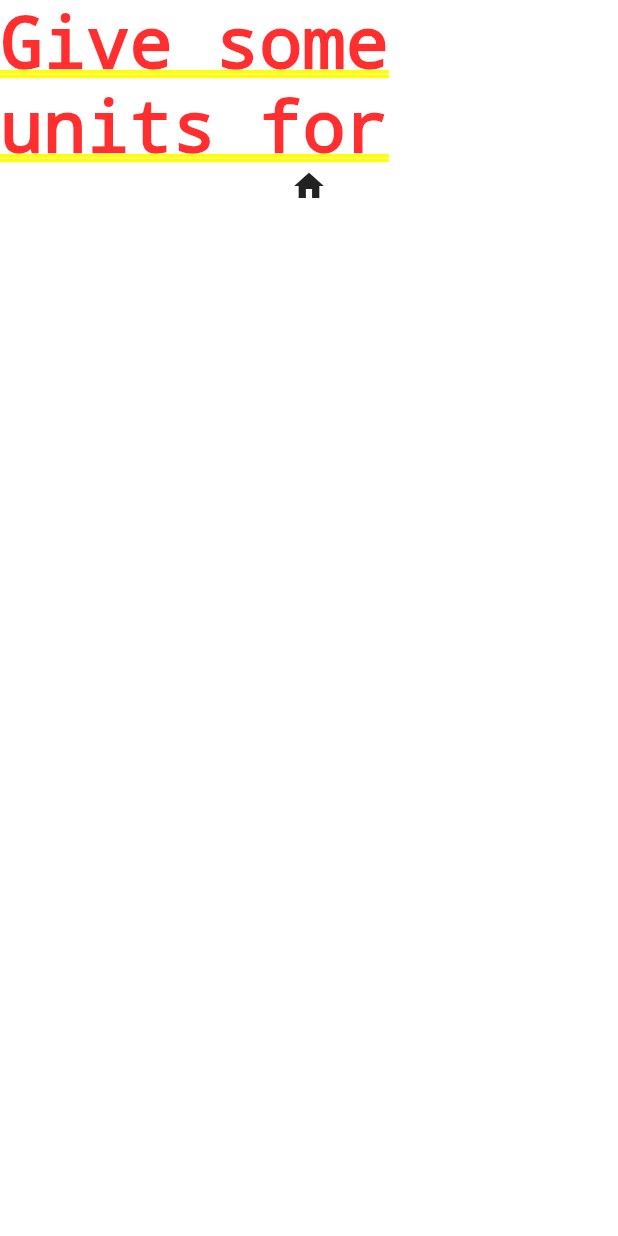
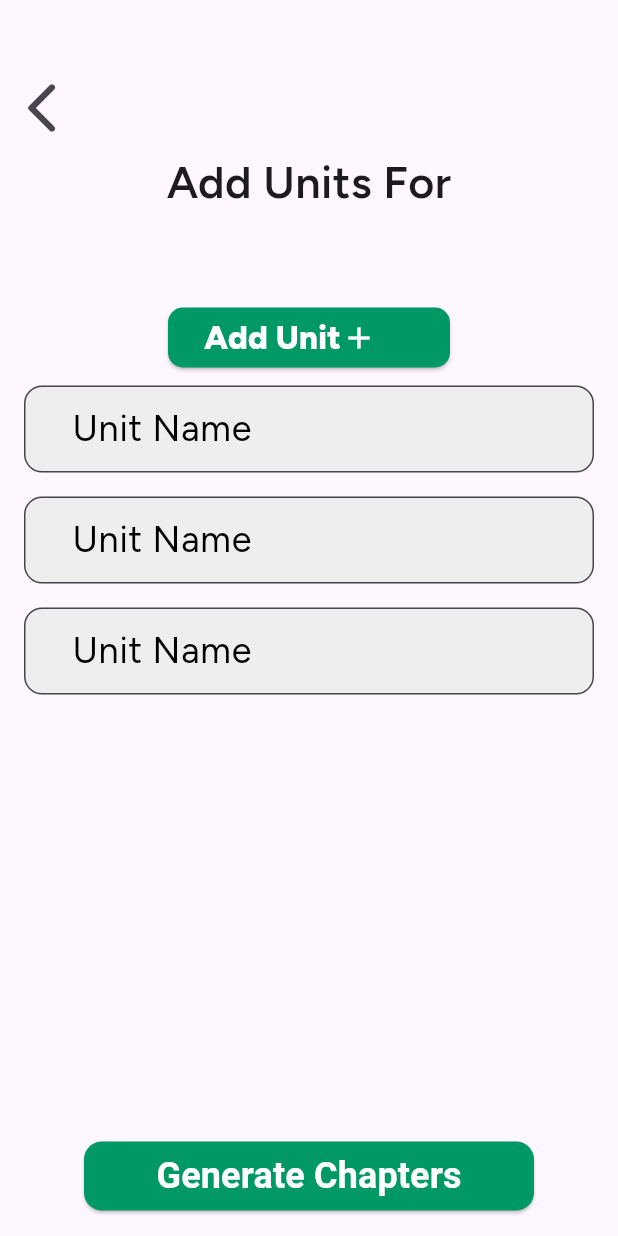
Before and after one commit to mithilp/learndeck, a Flutter app: the TitleScreen screen opened directly with empty values, after a tap on "Let's Go!", on a phone screen of 412 x 824 dp. Run offline on Flutter 3.47's test engine with Material 3 defaults, Android fonts, the phone set to English and light mode, and no system bars; our stand-ins replace flutter_dotenv, google_fonts; missing offline and left inert: auth0_flutter, auth0_flutter_platform_interface, mongo_dart; network calls fail.

Commit message:
add units UI

```diff
--- /dev/null
+++ b/lib/components/unit_field.dart
@@ -0,0 +1,38 @@
+import 'package:flutter/material.dart';
+import 'package:google_fonts/google_fonts.dart';
+
+class UnitField extends StatelessWidget {
+  final int i;
+  UnitField({super.key, required this.i});
+
+  TextEditingController _textController = TextEditingController();
+  List<String> example_units = ['Skin Cancer', 'Breast Cancer', 'Pancreatic Cancer'];
+
+  @override
+  Widget build(BuildContext context) {
+    return Padding(
+      padding: const EdgeInsets.symmetric(horizontal: 16.0, vertical: 8),
+      child: Container(
+        child: TextField(
+          controller: _textController,
+          decoration: InputDecoration(
+            labelText: 'Unit Name',
+            hintText: example_units[i%3],
+            labelStyle: GoogleFonts.figtree(
+              fontSize: 24.0,
+              color: Colors.black,
+            ),
+            filled: true,
+            fillColor: Colors.grey[200],
+            border: OutlineInputBorder(
+              borderRadius: BorderRadius.circular(
+                  12.0), // Adjust the radius as needed
+            ),
+            contentPadding: EdgeInsets.symmetric(horizontal: 28.0, vertical: 14.0),
+          ),
+          style: GoogleFonts.figtree(fontSize: 20.0),
+        )
+      ),
+    );
+  }
+}
--- a/lib/screens/course_gen/title.dart
+++ b/lib/screens/course_gen/title.dart
@@ -29,7 +29,7 @@ class TitleScreen extends StatelessWidget {
                   Navigator.push(
                     context,
                     MaterialPageRoute(
-                        builder: (context) => Home(user: this.user)),
+                      builder: (context) => NavBar(user: user, index: 0)),
                   );
                 },
                 elevation: 0.0,
--- a/lib/screens/course_gen/units.dart
+++ b/lib/screens/course_gen/units.dart
@@ -1,5 +1,9 @@
 import 'package:flutter/material.dart';
+import 'package:google_fonts/google_fonts.dart';
+import 'package:sample/components/unit_field.dart';
 import 'package:sample/utils/models/course.dart';
+import 'package:collection/collection.dart';
+import 'package:sample/utils/models/unit.dart';
 
 class UnitsPage extends StatefulWidget {
   final Course course;
@@ -11,18 +15,119 @@ class UnitsPage extends StatefulWidget {
 
 class _UnitsPageState extends State<UnitsPage> {
 
+  addUnit() {
+    setState(() {
+      widget.course.units.add(Unit(id:widget.course.title, title: ""));
+    });
+    print(widget.course.units);
+  }
   @override
   Widget build(BuildContext context) {
     print(widget.course);
-    return SingleChildScrollView(
-      child: Column(
-        children: [
-          Text('Give some units for'),
-          Icon(
-            Icons.home
-          )
-        ]
+    return Scaffold(
+      body: SingleChildScrollView(
+
+        child: Column(
+          crossAxisAlignment: CrossAxisAlignment.stretch,
+          children: [
+            SizedBox(height: 44),
+            Align(
+              alignment: Alignment.centerLeft,
+              child: IconButton(
+                  onPressed: () {
+                    Navigator.pop(context);
+                  },
+                  icon: Icon(
+                    Icons.arrow_back_ios_new_rounded,
+                    size: 40,
+                  )
+              ),
+            ),
+            Text(
+                'Add Units For',
+                textAlign: TextAlign.center,
+                style: GoogleFonts.figtree(
+                  fontSize: 30,
+                  fontWeight: FontWeight.w600,
+                )
+            ),
+            Text(
+                widget.course.title,
+                textAlign: TextAlign.center,
+                style: GoogleFonts.figtree(
+                  fontSize: 32,
+                  fontWeight: FontWeight.w800,
+                  color: Color(0xff009966)
+                )
+            ),
+            Padding(
+              padding: const EdgeInsets.fromLTRB(112.0, 12, 112, 0),
+              child: ElevatedButton(
+                  style: ElevatedButton.styleFrom(
+                    backgroundColor: Color(0xff009966),
+                    shape: RoundedRectangleBorder(
+                      borderRadius: BorderRadius.circular(10.0),
+                    ),
+                  ),
+                  onPressed: () {
+                    addUnit();
+                  },
+                  child: Row(
+                      children: [
+                          Text(
+                              'Add Unit',
+                              style: GoogleFonts.figtree(
+                                  fontSize: 22,
+                                  fontWeight: FontWeight.w800,
+                                color: Colors.white
+                              )
+                          ),
+                        Icon(
+                          Icons.add,
+                          color: Colors.white,
+                          weight: 3,
+                          size: 24,
+                        )
+                      ],
+                    ),
+                  ),
+            ),
+            Container(
+              height: 600,
+              alignment: Alignment.topCenter,
+              child: ListView(
+                  physics: const AlwaysScrollableScrollPhysics(),
+                scrollDirection: Axis.vertical,
+                children: widget.course.units.mapIndexed((i, unit) => UnitField(i: i)).toList()
+              ),
+            ),
+          ]
+        ),
       ),
+      floatingActionButton: Container(
+        width:300,
+        child: ElevatedButton(
+          style: ElevatedButton.styleFrom(
+            backgroundColor: Color(0xff009966),
+            shape: RoundedRectangleBorder(
+              borderRadius: BorderRadius.circular(12.0),
+            ),
+          ),
+          onPressed: () {},
+          child:Padding(
+            padding: const EdgeInsets.all(6.0),
+            child: Text(
+                'Generate Chapters',
+                style: TextStyle(
+                    color: Colors.white,
+                    fontSize: 24,
+                    fontWeight: FontWeight.w700
+                )
+            ),
+          ),
+        ),
+      ),
+      floatingActionButtonLocation: FloatingActionButtonLocation.centerFloat,
     );
   }
 }
```
